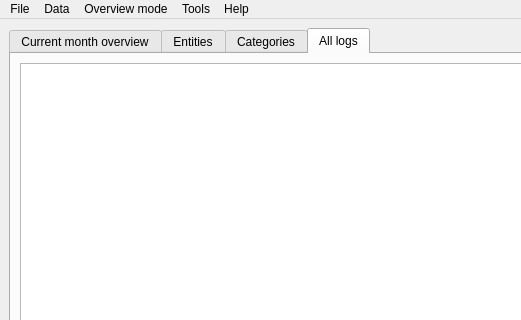
Before: the Qt Designer form marvus_src/main_window.ui in Riyufuchi/marvus_v2, drawn with Qt 5; both pictures show x 0 to 521 and y 0 to 320 of the 800 by 600 pixel window.
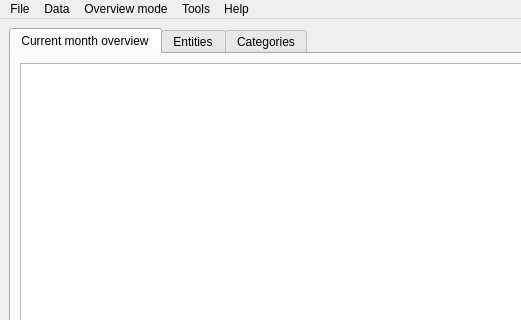
After: the same form once the commit is applied. Icons and pictures are not drawn.

```diff
--- a/marvus_src/main_window.ui
+++ b/marvus_src/main_window.ui
@@ -18,7 +18,7 @@
     <item row="0" column="0">
      <widget class="QTabWidget" name="tabWidget">
       <property name="currentIndex">
-       <number>3</number>
+       <number>0</number>
       </property>
       <widget class="QWidget" name="tab">
        <attribute name="title">
@@ -50,16 +50,6 @@
         </item>
        </layout>
       </widget>
-      <widget class="QWidget" name="tab_4">
-       <attribute name="title">
-        <string>All logs</string>
-       </attribute>
-       <layout class="QGridLayout" name="gridLayout_5">
-        <item row="0" column="0">
-         <widget class="QTableView" name="full_view"/>
-        </item>
-       </layout>
-      </widget>
      </widget>
     </item>
    </layout>
```
Left out of the diff: 18 changed lines with no effect on the pictures.
